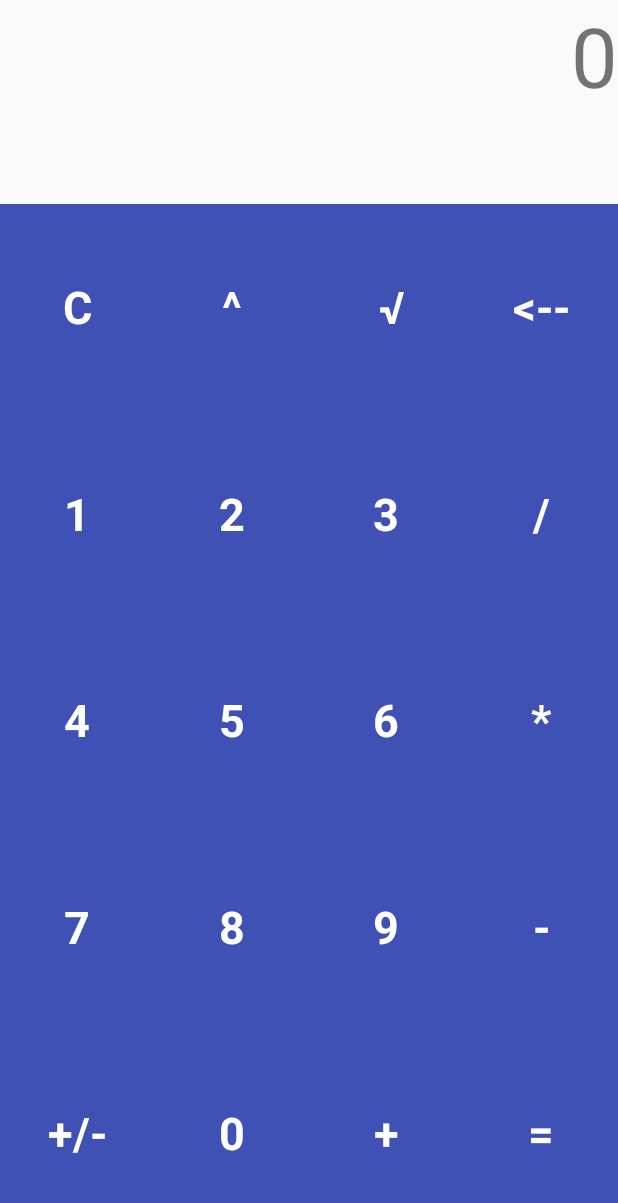
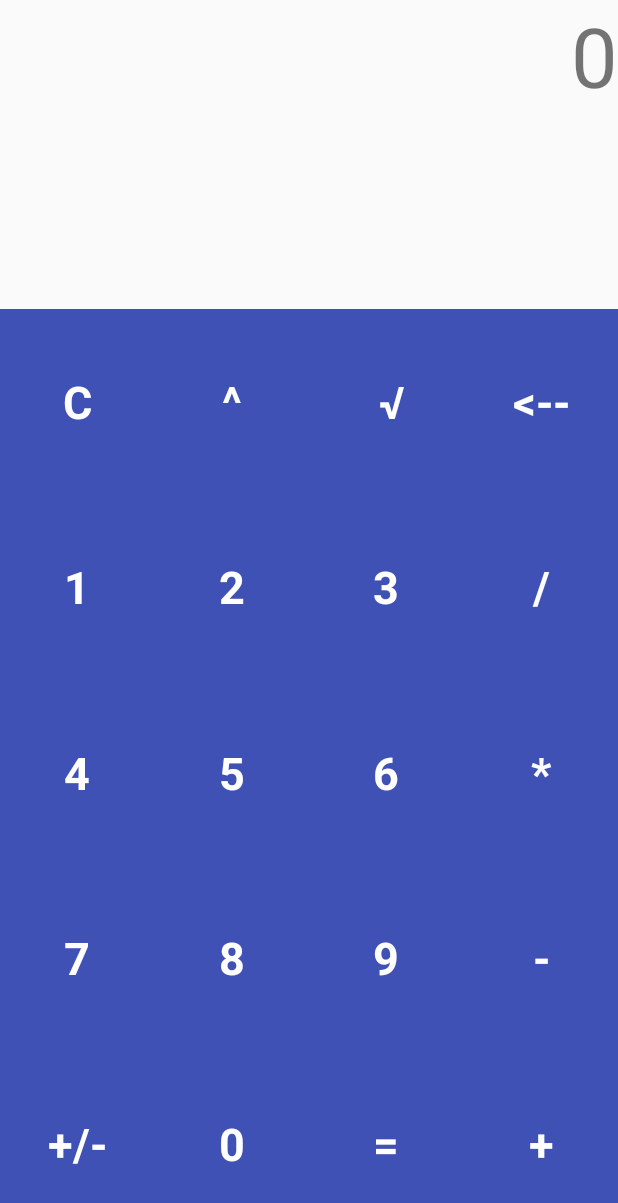
Before and after one commit to alessioGalatolo/FirstCalculator, an Android app: the screen it shows after launch (MainActivity), on a phone screen of 412 x 824 dp. Shown: the top 1203 px of the screen. Run offline under Robolectric (Android 15) with nearby library versions, the phone set to English and light mode, and no system bars.

Commit message:
changes in design

```diff
--- a/app/src/main/res/layout/activity_main.xml
+++ b/app/src/main/res/layout/activity_main.xml
@@ -23,7 +23,7 @@
         app:layout_constraintBottom_toBottomOf="parent"
         app:layout_constraintEnd_toEndOf="parent"
         app:layout_constraintStart_toStartOf="parent"
-        app:layout_constraintTop_toBottomOf="@+id/output2"
+        app:layout_constraintTop_toTopOf="@+id/guideline"
         app:srcCompat="@color/colorPrimary" />
 
     <TextView
@@ -51,7 +51,7 @@
         app:layout_constraintEnd_toStartOf="@+id/b_power"
         app:layout_constraintHorizontal_bias="0.5"
         app:layout_constraintStart_toStartOf="parent"
-        app:layout_constraintTop_toBottomOf="@+id/output2" />
+        app:layout_constraintTop_toTopOf="@+id/guideline" />
 
     <Button
         android:id="@+id/b_power"
@@ -67,7 +67,7 @@
         app:layout_constraintEnd_toStartOf="@+id/b_sqrt"
         app:layout_constraintHorizontal_bias="0.5"
         app:layout_constraintStart_toEndOf="@+id/canc_all"
-        app:layout_constraintTop_toBottomOf="@+id/output2" />
+        app:layout_constraintTop_toTopOf="@+id/guideline" />
 
     <Button
         android:id="@+id/b_sqrt"
@@ -83,7 +83,7 @@
         app:layout_constraintEnd_toStartOf="@+id/b_canc"
         app:layout_constraintHorizontal_bias="0.5"
         app:layout_constraintStart_toEndOf="@+id/b_power"
-        app:layout_constraintTop_toBottomOf="@+id/output2" />
+        app:layout_constraintTop_toTopOf="@+id/guideline" />
 
     <Button
         android:id="@+id/b_canc"
@@ -99,7 +99,7 @@
         app:layout_constraintEnd_toEndOf="parent"
         app:layout_constraintHorizontal_bias="0.5"
         app:layout_constraintStart_toEndOf="@+id/b_sqrt"
-        app:layout_constraintTop_toBottomOf="@+id/output2" />
+        app:layout_constraintTop_toTopOf="@+id/guideline" />
 
     <Button
         android:id="@+id/b_1"
@@ -257,7 +257,7 @@
         android:textColor="@android:color/white"
         android:textSize="30sp"
         android:textStyle="bold"
-        app:layout_constraintBottom_toTopOf="@+id/b_plus"
+        app:layout_constraintBottom_toTopOf="@+id/b_equal"
         app:layout_constraintEnd_toStartOf="@+id/b_minus"
         app:layout_constraintHorizontal_bias="0.5"
         app:layout_constraintStart_toEndOf="@+id/b_8"
@@ -289,7 +289,7 @@
         android:textColor="@android:color/white"
         android:textSize="30sp"
         android:textStyle="bold"
-        app:layout_constraintBottom_toTopOf="@+id/b_equal"
+        app:layout_constraintBottom_toTopOf="@+id/b_plus"
         app:layout_constraintEnd_toEndOf="parent"
         app:layout_constraintHorizontal_bias="0.5"
         app:layout_constraintStart_toEndOf="@+id/b_9"
@@ -323,10 +323,27 @@
         android:textSize="30sp"
         android:textStyle="bold"
         app:layout_constraintBottom_toBottomOf="parent"
-        app:layout_constraintEnd_toStartOf="@+id/b_plus"
+        app:layout_constraintEnd_toStartOf="@+id/b_equal"
         app:layout_constraintHorizontal_bias="0.5"
         app:layout_constraintStart_toEndOf="@+id/b_sign"
         app:layout_constraintTop_toBottomOf="@+id/b_8"
+        app:layout_constraintVertical_bias="1.0" />
+
+    <Button
+        android:id="@+id/b_equal"
+        style="@style/Widget.AppCompat.Button.Borderless"
+        android:layout_width="0dp"
+        android:layout_height="0dp"
+        android:text="="
+        android:textAppearance="@style/TextAppearance.AppCompat"
+        android:textColor="@android:color/white"
+        android:textSize="30sp"
+        android:textStyle="bold"
+        app:layout_constraintBottom_toBottomOf="parent"
+        app:layout_constraintEnd_toStartOf="@+id/b_plus"
+        app:layout_constraintHorizontal_bias="0.5"
+        app:layout_constraintStart_toEndOf="@+id/b_0"
+        app:layout_constraintTop_toBottomOf="@+id/b_9"
         app:layout_constraintVertical_bias="1.0" />
 
     <Button
@@ -340,26 +357,9 @@
         android:textSize="30sp"
         android:textStyle="bold"
         app:layout_constraintBottom_toBottomOf="parent"
-        app:layout_constraintEnd_toStartOf="@+id/b_equal"
-        app:layout_constraintHorizontal_bias="0.5"
-        app:layout_constraintStart_toEndOf="@+id/b_0"
-        app:layout_constraintTop_toBottomOf="@+id/b_9"
-        app:layout_constraintVertical_bias="1.0" />
-
-    <Button
-        android:id="@+id/b_equal"
-        style="@style/Widget.AppCompat.Button.Borderless"
-        android:layout_width="0dp"
-        android:layout_height="0dp"
-        android:text="="
-        android:textAppearance="@style/TextAppearance.AppCompat"
-        android:textColor="@android:color/white"
-        android:textSize="30sp"
-        android:textStyle="bold"
-        app:layout_constraintBottom_toBottomOf="parent"
         app:layout_constraintEnd_toEndOf="parent"
         app:layout_constraintHorizontal_bias="0.5"
-        app:layout_constraintStart_toEndOf="@+id/b_plus"
+        app:layout_constraintStart_toEndOf="@+id/b_equal"
         app:layout_constraintTop_toBottomOf="@+id/b_minus" />
 
     <TextView
@@ -370,6 +370,7 @@
         android:textColor="@android:color/darker_gray"
         android:textSize="45sp"
         android:textStyle="italic"
+        app:layout_constraintBottom_toTopOf="@+id/guideline"
         app:layout_constraintEnd_toEndOf="parent"
         app:layout_constraintTop_toBottomOf="@+id/output1" />
 
@@ -386,4 +387,11 @@
         app:layout_constraintStart_toStartOf="parent"
         app:layout_constraintTop_toBottomOf="@+id/output1" />
 
+    <android.support.constraint.Guideline
+        android:id="@+id/guideline"
+        android:layout_width="wrap_content"
+        android:layout_height="wrap_content"
+        android:orientation="horizontal"
+        app:layout_constraintGuide_percent="0.25" />
+
 </android.support.constraint.ConstraintLayout>
--- a/app/src/main/res/values/strings.xml
+++ b/app/src/main/res/values/strings.xml
@@ -1,4 +1,4 @@
 <resources>
-    <string name="app_name">My Application</string>
+    <string name="app_name">My Calculator</string>
     <string name="canc_string"><![CDATA[<--]]></string>
 </resources>
```
Lines whose indentation alone changed are shown as unchanged.
